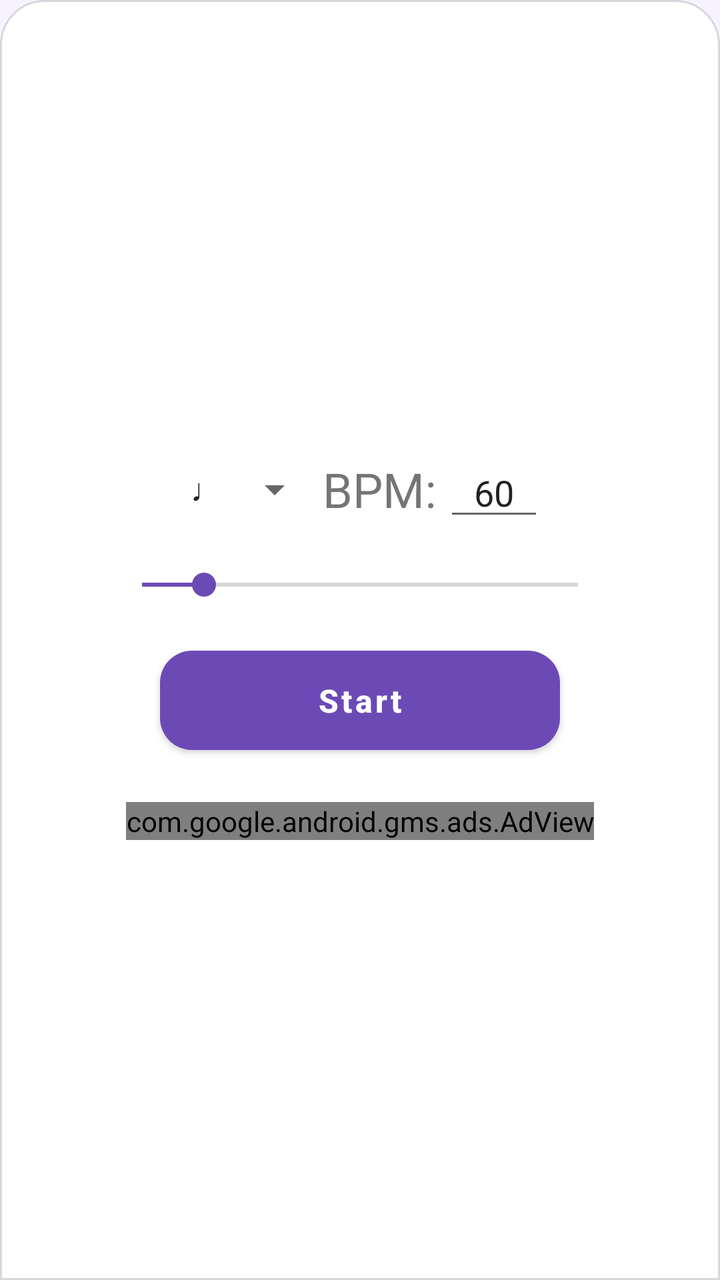
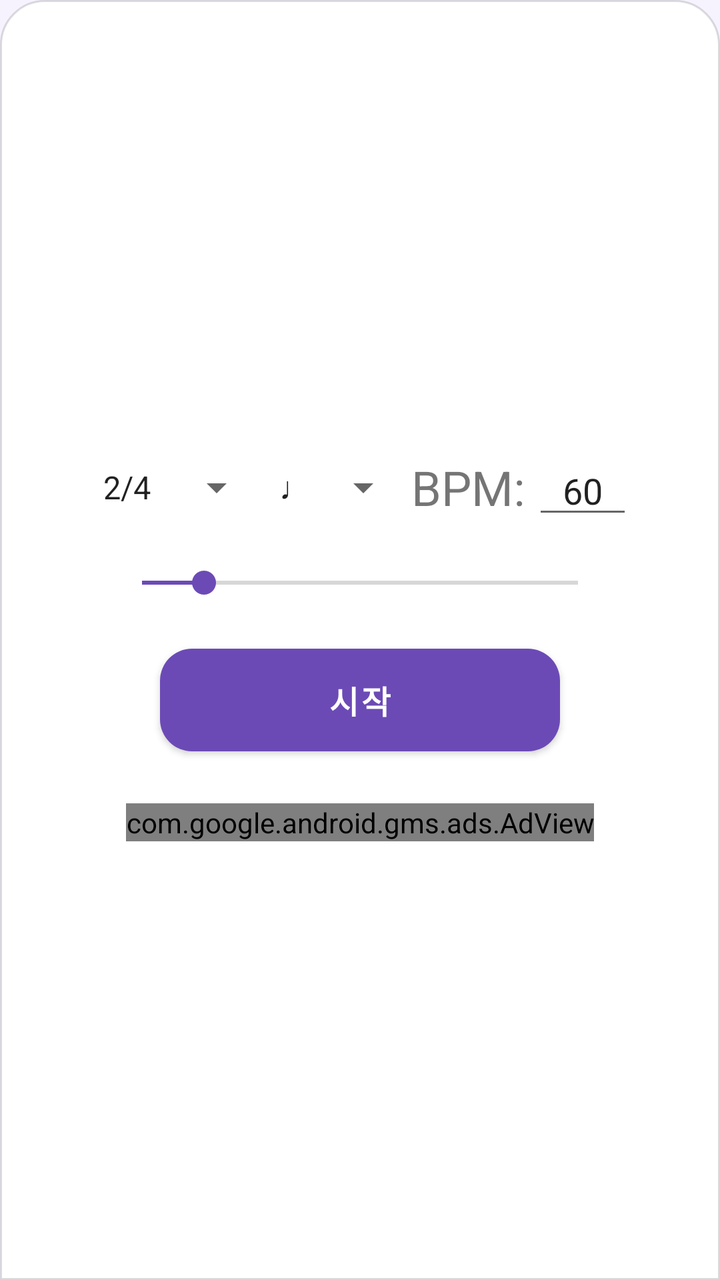

Two renders of the same Android screen: before a commit and after it. Below are the layout's source before the change and the commit's diff.
<!-- AndroidManifest.xml: application theme Theme.BeatDrum -->
<!-- res/layout/fragment_metronome.xml -->
<?xml version="1.0" encoding="utf-8"?>
<LinearLayout xmlns:android="http://schemas.android.com/apk/res/android"
    android:layout_width="match_parent"
    android:layout_height="wrap_content"
    xmlns:app="http://schemas.android.com/apk/res-auto"
    android:orientation="vertical"
    android:gravity="center"
    android:background="@drawable/bd_metronome_bar"
    android:elevation="10dp"
    android:paddingTop="16dp"
    android:paddingBottom="12dp"
    android:paddingStart="10dp"
    android:paddingEnd="10dp"
    android:id="@+id/metronome_root">

    <LinearLayout
        android:layout_width="wrap_content"
        android:layout_height="wrap_content"
        android:orientation="vertical"
        android:gravity="center">

        <LinearLayout
            android:layout_width="wrap_content"
            android:layout_height="wrap_content"
            android:layout_marginBottom="8dp"
            android:orientation="horizontal"
            android:gravity="center_vertical">

            <Spinner
                android:id="@+id/spinnerNote"
                android:layout_width="wrap_content"
                android:layout_height="wrap_content"
                android:spinnerMode="dropdown"
                android:entries="@array/note_type_array"/>

            <TextView
                android:id="@+id/textViewBpm"
                android:layout_width="wrap_content"
                android:layout_height="wrap_content"
                android:text="BPM:"
                android:textSize="24sp" />

            <EditText
                android:id="@+id/editTextBpm"
                android:layout_width="50dp"
                android:layout_height="wrap_content"
                android:inputType="number"
                android:text="60"
                android:gravity="center"
                android:maxLines="1"
                android:layout_marginStart="4dp" />

        </LinearLayout>

        <SeekBar
            android:id="@+id/seekBarBpm"
            android:layout_width="250dp"
            android:layout_height="wrap_content"
            android:min="30"
            android:max="240"
            android:progress="60"
            android:paddingTop="10dp"
            android:paddingBottom="10dp"
            android:layout_marginBottom="8dp" />
    </LinearLayout>

    <Button
        android:id="@+id/buttonStartStop"
        style="@style/BdButton"
        android:layout_width="200dp"
        android:layout_height="wrap_content"
        android:text="Start" />

    <com.google.android.gms.ads.AdView
        xmlns:ads="http://schemas.android.com/apk/res-auto"
        android:id="@+id/adView"
        android:layout_width="wrap_content"
        android:layout_height="wrap_content"
        android:layout_marginTop="20dp"
        ads:adSize="BANNER"
        ads:adUnitId="@string/ads_banner"
        app:layout_constraintBottom_toBottomOf="parent"
        app:layout_constraintStart_toStartOf="parent"
        app:layout_constraintEnd_toEndOf="parent"/>


</LinearLayout>
<!-- resources referenced by this layout -->
<resources>
  <string-array name="note_type_array">
          <item>♩</item> 
          <item>♪</item> 
          <item>♬</item> 
      </string-array>
  <!-- drawable bd_metronome_bar (drawable) -->
  <?xml version="1.0" encoding="utf-8"?>
  <shape xmlns:android="http://schemas.android.com/apk/res/android"
      android:shape="rectangle">
      <solid android:color="@color/white" />
      <corners
          android:topLeftRadius="22dp"
          android:topRightRadius="22dp" />
      <stroke android:width="1dp" android:color="#22000000" />
  </shape>
  <string name="ads_banner" translatable="false">ca-app-pub-1871591024314273/9993656422</string>
  <style name="BdButton" parent="Widget.MaterialComponents.Button">
          <item name="android:textAllCaps">false</item>
          <item name="android:textSize">16sp</item>
          <item name="android:textStyle">bold</item>
          <item name="cornerRadius">16dp</item>
          <item name="android:paddingTop">14dp</item>
          <item name="android:paddingBottom">14dp</item>
          <item name="backgroundTint">@color/bd_primary</item>
      </style>
  <style name="Theme.BeatDrum" parent="Theme.MaterialComponents.Light.NoActionBar">
          <item name="colorPrimary">@color/bd_primary</item>
          <item name="colorPrimaryVariant">@color/bd_primary_dark</item>
          <item name="colorOnPrimary">@color/bd_on_primary</item>
          <item name="colorSecondary">@color/bd_accent</item>
          <item name="colorSecondaryVariant">@color/bd_accent</item>
          <item name="colorOnSecondary">@color/white</item>
          <item name="android:statusBarColor">@color/bd_primary_dark</item>
          <item name="android:windowBackground">@color/bd_bg_top</item>
          <item name="colorControlActivated">@color/bd_primary</item>
      </style>
  <color name="white">#FFFFFFFF</color>
  <color name="bd_primary">#6C4AB6</color>
  <color name="bd_primary_dark">#4A2E8F</color>
  <color name="bd_on_primary">#FFFFFFFF</color>
  <color name="bd_accent">#FF7A59</color>
  <color name="bd_bg_top">#F6F3FF</color>
</resources>

<!-- the commit's change to res/layout/fragment_metronome.xml (unified diff, before → after) -->
@@ -27,6 +27,13 @@
             android:gravity="center_vertical">
 
             <Spinner
+                android:id="@+id/spinnerTimeSignature"
+                android:layout_width="wrap_content"
+                android:layout_height="wrap_content"
+                android:spinnerMode="dropdown"
+                android:entries="@array/time_signature_array"/>
+
+            <Spinner
                 android:id="@+id/spinnerNote"
                 android:layout_width="wrap_content"
                 android:layout_height="wrap_content"
@@ -37,7 +44,7 @@
                 android:id="@+id/textViewBpm"
                 android:layout_width="wrap_content"
                 android:layout_height="wrap_content"
-                android:text="BPM:"
+                android:text="@string/bpm_label"
                 android:textSize="24sp" />
 
             <EditText
@@ -69,7 +76,7 @@
         style="@style/BdButton"
         android:layout_width="200dp"
         android:layout_height="wrap_content"
-        android:text="Start" />
+        android:text="@string/start" />
 
     <com.google.android.gms.ads.AdView
         xmlns:ads="http://schemas.android.com/apk/res-auto"
<!-- resource entries referenced after the edit -->
@@ -4,6 +4,11 @@
           <item>♩</item> 
           <item>♪</item> 
           <item>♬</item> 
+      </string-array>
+  <string-array name="time_signature_array">
+          <item>2/4</item>
+          <item>3/4</item>
+          <item>4/4</item>
       </string-array>
   <!-- drawable bd_metronome_bar (drawable) -->
   <?xml version="1.0" encoding="utf-8"?>
@@ -16,6 +21,8 @@
       <stroke android:width="1dp" android:color="#22000000" />
   </shape>
   <string name="ads_banner" translatable="false">ca-app-pub-1871591024314273/9993656422</string>
+  <string name="bpm_label">BPM:</string>
+  <string name="start">시작</string>
   <style name="BdButton" parent="Widget.MaterialComponents.Button">
           <item name="android:textAllCaps">false</item>
           <item name="android:textSize">16sp</item>
